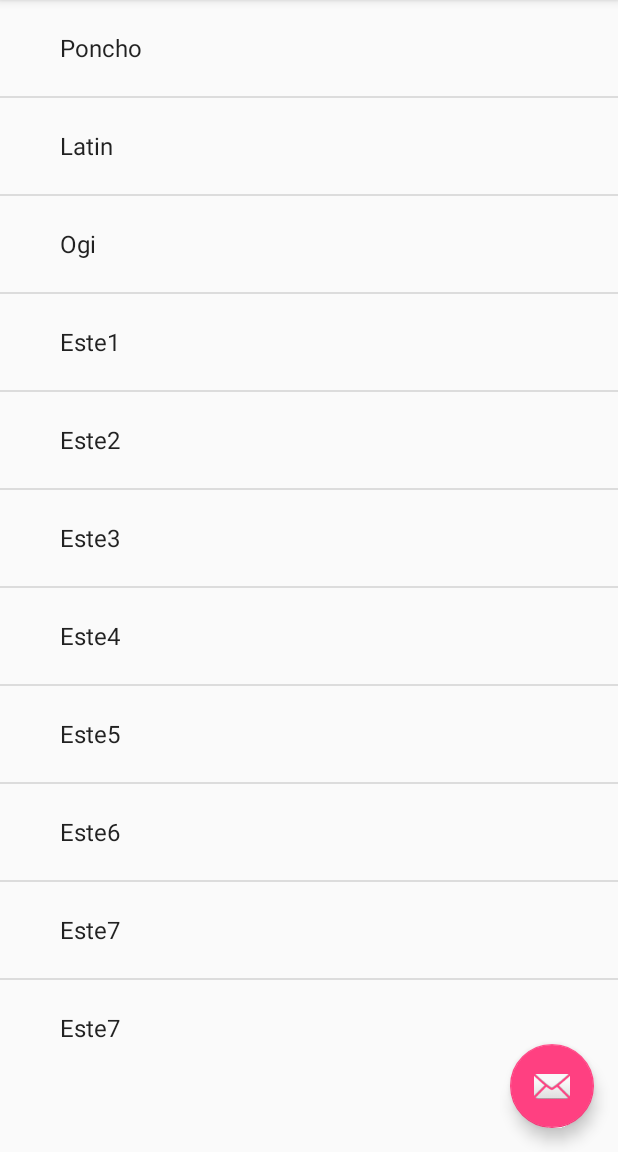
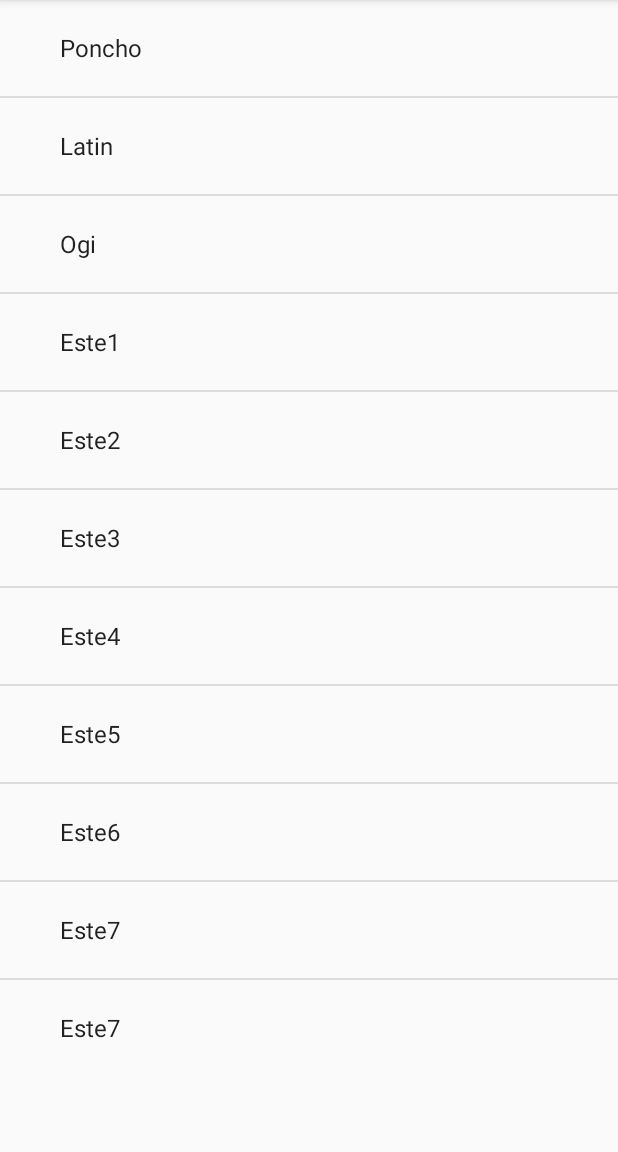
Before and after one commit to PuceOrganization/AndroidApp, an Android app: the MainActivity screen opened directly, with no data from a screen before it, after a tap on "Chat", on a phone screen of 412 x 824 dp, the part 84-1236 px from its top. Run offline under Robolectric (Android 15) with nearby library versions, the phone set to English and light mode, and no system bars; network calls fail; 2 other taps on this screen came first.

Commit message:
Interface Chat

```diff
--- a/app/src/main/java/com/example/latin/Pruebas3/MainActivity.java
+++ b/app/src/main/java/com/example/latin/Pruebas3/MainActivity.java
@@ -41,14 +41,14 @@ public class MainActivity extends AppCompatActivity
 
 
 
-        FloatingActionButton fab = (FloatingActionButton) findViewById(R.id.fab);
+       /* FloatingActionButton fab = (FloatingActionButton) findViewById(R.id.fab);
         fab.setOnClickListener(new View.OnClickListener() {
             @Override
             public void onClick(View view) {
                 Snackbar.make(view, "Replace with your own action", Snackbar.LENGTH_LONG)
                         .setAction("Action", null).show();
             }
-        });
+        });*/
 
         DrawerLayout drawer = (DrawerLayout) findViewById(R.id.drawer_layout);
         ActionBarDrawerToggle toggle = new ActionBarDrawerToggle(
--- a/app/src/main/res/layout/app_bar_main.xml
+++ b/app/src/main/res/layout/app_bar_main.xml
@@ -23,12 +23,12 @@
 
     <include layout="@layout/content_main" />
 
-    <android.support.design.widget.FloatingActionButton
+   <!-- <android.support.design.widget.FloatingActionButton
         android:id="@+id/fab"
         android:layout_width="wrap_content"
         android:layout_height="wrap_content"
         android:layout_gravity="bottom|end"
         android:layout_margin="@dimen/fab_margin"
-        android:src="@android:drawable/ic_dialog_email" />
+        android:src="@android:drawable/ic_dialog_email" />-->
 
 </android.support.design.widget.CoordinatorLayout>
```
Also changed, not shown: app/src/main/java/com/example/latin/Pruebas3/Fragmentos/Fragmento_2.java (+17 -3 lines).
